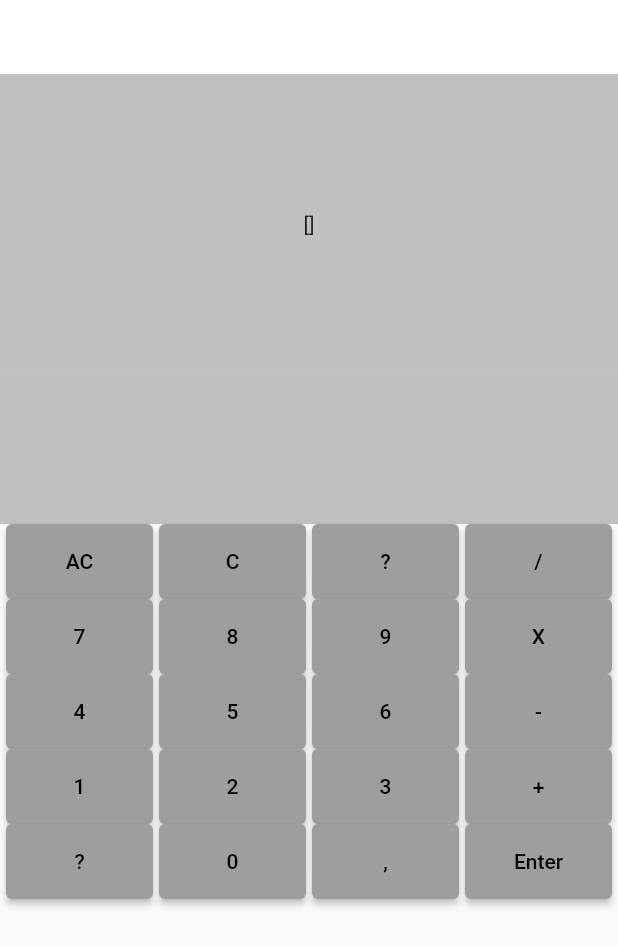
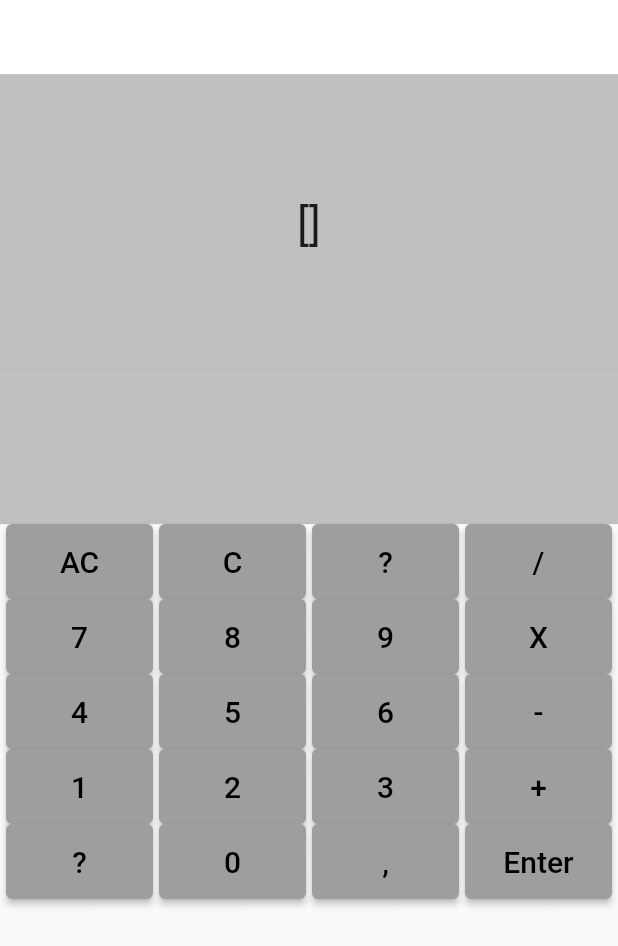
Before and after one commit to Ominousity/RPN-CalculatorApp, a Flutter app: the screen it shows after launch, on a phone screen of 412 x 824 dp. Shown: the top 946 px of the screen. Run offline on Flutter 3.47's test engine with Material 2 defaults, Android fonts, the phone set to English and light mode, and no system bars.

Commit message:
increased font size

```diff
--- a/rpn_calculator/lib/main.dart
+++ b/rpn_calculator/lib/main.dart
@@ -37,7 +37,7 @@ class CustomButton extends ElevatedButton {
     required String text,
   }) : super(
           onPressed: onPressed,
-          child: Text(text),
+          child: Text(text, style: TextStyle(fontSize: 20),),
           style: ButtonStyle(
             minimumSize: MaterialStateProperty.all<Size>(
               Size(98, 50), // set the desired width and height here
@@ -85,14 +85,14 @@ class _MyHomePageState extends State<MyHomePage> {
             width: (MediaQuery.of(context).size.width),
           ),
           Container(
-            child: Text(Stacks.stack.toString()),
+            child: Text(Stacks.stack.toString(), style: TextStyle(fontSize: 30),),
             color: Color.fromRGBO(192, 192, 192, 1),
             height: 200,
             width: (MediaQuery.of(context).size.width),
             alignment: Alignment.center,
           ),
           Container(
-            child: Text(currentNumber),
+            child: Text(currentNumber, style: TextStyle(fontSize: 30),),
             color: Color.fromRGBO(192, 192, 192, 1),
             height: 100,
             width: (MediaQuery.of(context).size.width),
```
